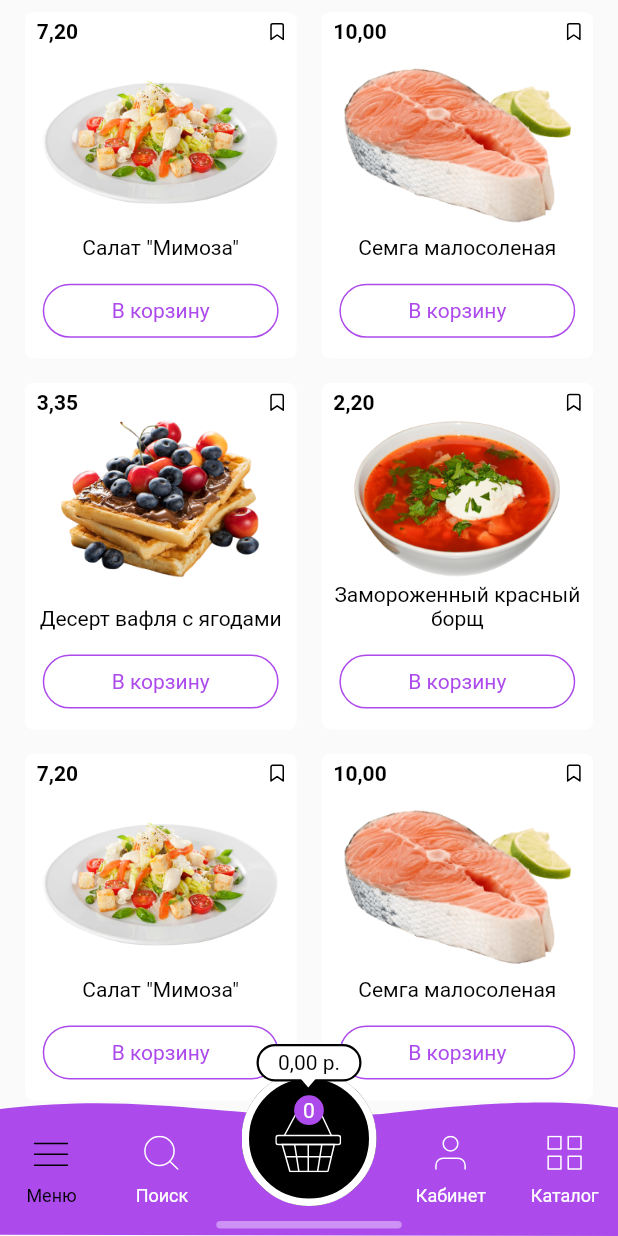
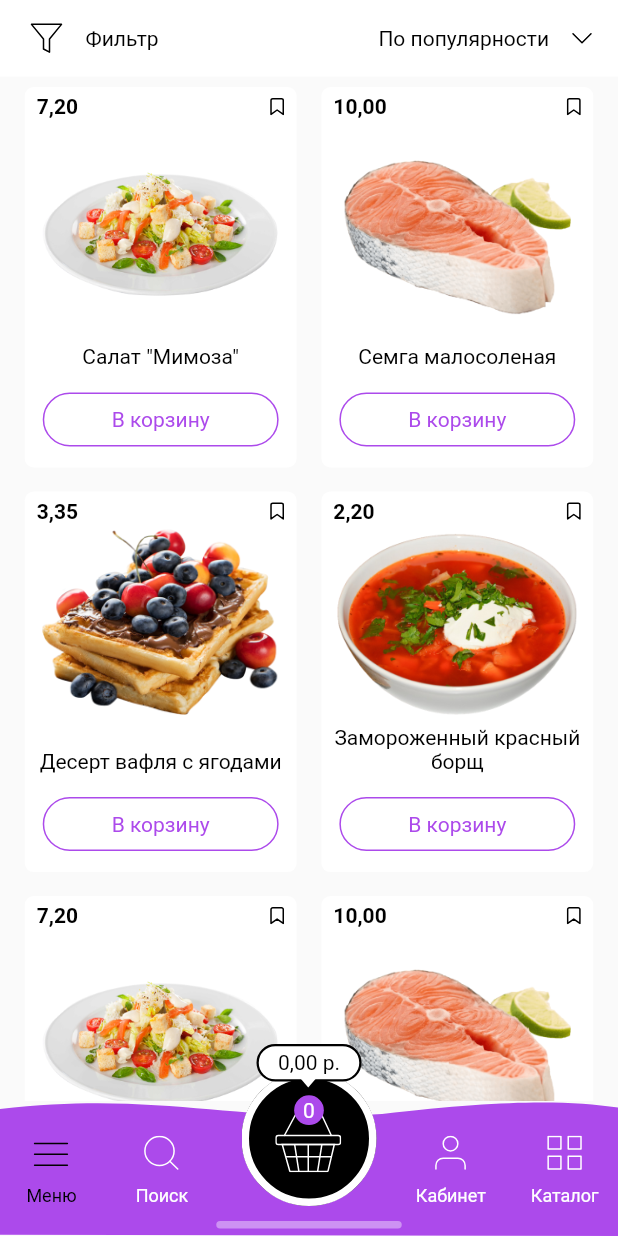
Before and after one commit to guvanch07/emelya, a Flutter app: the AppBottomNavBar screen opened directly, after a tap on "Меню", on a phone screen of 412 x 824 dp. Run offline on Flutter 3.47's test engine with Material 2 defaults, Android fonts, the phone set to English and light mode, and no system bars; drawn by our look-alikes of expandable; our stand-ins replace flutter_svg, fluttertoast, google_fonts, sizer; Roboto replaces fonts that are missing (Arial).

Commit message:
merge all prototypes into one screen

```diff
--- a/lib/main.dart
+++ b/lib/main.dart
@@ -1,6 +1,9 @@
+import 'dart:developer';
+
 import 'package:emelya/screens/catalog/catalog.dart';
 import 'package:emelya/screens_list.dart';
 import 'package:emelya/widgets/buttons/basket_button.dart';
+import 'package:emelya/widgets/filter_widget.dart';
 import 'package:flutter/material.dart';
 import 'package:flutter_svg/flutter_svg.dart';
 import 'package:sizer/sizer.dart';
@@ -67,7 +70,8 @@ class AppBottomNavBar extends StatefulWidget {
 class _AppBottomNavBarState extends State<AppBottomNavBar> {
   int currentIndex = 0;
 
-  setBottomBarIndex(int index) {
+  void setBottomBarIndex(int index) {
+    log('bnb setted to $index');
     setState(() {
       currentIndex = index;
     });
@@ -79,16 +83,19 @@ class _AppBottomNavBarState extends State<AppBottomNavBar> {
 
     return Scaffold(
       backgroundColor: AppColors.backgroundColor,
-      // body: bottomNavBar(size),
-      bottomNavigationBar: bottomNavBar(size),
+      body: body(size),
+      // bottomNavigationBar: BottomNavigationBar(
+      //   items: [],
+      // ),
     );
   }
 
-  Stack bottomNavBar(Size size) {
-    return Stack(
+  Widget body(Size size) {
+    return SafeArea(
+      child: Stack(
         children: [
-        const Padding(
-          padding: EdgeInsets.only(bottom: 90),
+          Padding(
+            padding: EdgeInsets.only(bottom: 90, top: 50),
             child: CatalogList(),
           ),
           Positioned(
@@ -110,7 +117,7 @@ class _AppBottomNavBarState extends State<AppBottomNavBar> {
                           mainAxisAlignment: MainAxisAlignment.spaceEvenly,
                           children: [
                             GestureDetector(
-                            onTap: () => currentIndex = 0,
+                              onTap: () => setBottomBarIndex(0),
                               child: BottomBarButton(
                                 text: 'Меню',
                                 icon: 'menu',
@@ -123,7 +130,7 @@ class _AppBottomNavBarState extends State<AppBottomNavBar> {
                               width: 1.w,
                             ),
                             GestureDetector(
-                            onTap: () => currentIndex = 1,
+                              onTap: () => setBottomBarIndex(1),
                               child: BottomBarButton(
                                 text: 'Поиск',
                                 icon: 'search',
@@ -149,7 +156,7 @@ class _AppBottomNavBarState extends State<AppBottomNavBar> {
                               width: 1.w,
                             ),
                             GestureDetector(
-                            onTap: () => currentIndex = 2,
+                              onTap: () => setBottomBarIndex(2),
                               child: BottomBarButton(
                                 text: 'Кабинет',
                                 icon: 'profile',
@@ -162,7 +169,7 @@ class _AppBottomNavBarState extends State<AppBottomNavBar> {
                               width: 1.w,
                             ),
                             GestureDetector(
-                            onTap: () => currentIndex = 3,
+                              onTap: () => setBottomBarIndex(3),
                               child: BottomBarButton(
                                 text: 'Каталог',
                                 icon: 'catalog',
@@ -205,7 +212,9 @@ class _AppBottomNavBarState extends State<AppBottomNavBar> {
               ),
             ),
           ),
+          const Filter(),
         ],
+      ),
     );
   }
 }
--- a/lib/screens/catalog/catalog.dart
+++ b/lib/screens/catalog/catalog.dart
@@ -76,9 +76,7 @@ class CatalogList extends StatelessWidget {
   Widget build(BuildContext context) {
     final itemWidth = 44.w;
     final itemHeight = 30.h;
-    return Container(
-      padding: EdgeInsets.symmetric(horizontal: 4.w),
-      child: GridView.builder(
+    return GridView.builder(
         itemCount: _products.length,
         gridDelegate: SliverGridDelegateWithFixedCrossAxisCount(
           crossAxisCount: 2,
@@ -87,13 +85,17 @@ class CatalogList extends StatelessWidget {
         ),
         itemBuilder: (BuildContext context, int index) {
           final product = _products[index];
-            return ProductItem(
+          return Padding(
+            padding: index % 2 == 0
+                ? EdgeInsets.only(left: 4.w)
+                : EdgeInsets.only(right: 4.w),
+            child: ProductItem(
               price: product.price,
               isFavorite: product.isFavorite,
               imageUri: product.imageUri,
               name: product.name,
+            ),
           );
-          }),
-    );
+        });
   }
 }
--- a/lib/screens_list.dart
+++ b/lib/screens_list.dart
@@ -33,7 +33,7 @@ class ScreensList extends StatelessWidget {
                   MaterialPageRoute(builder: (context) => AppBottomNavBar()),
                 );
               },
-              child: const Text('BottomNavBar'),
+              child: const Text('Main'),
             ),
             ElevatedButton(
               onPressed: () {
```
Also changed, not shown: lib/widgets/filter_widget.dart (+1 -6 lines). Lines whose indentation alone changed are shown as unchanged.
